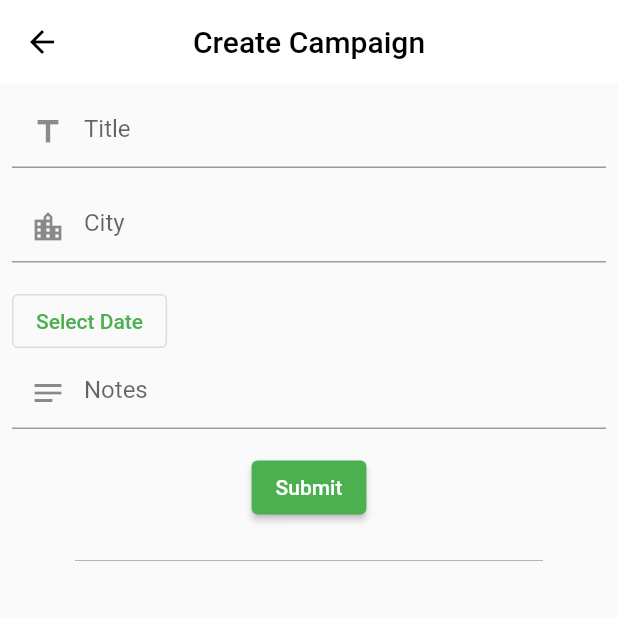
After one commit to sy425191/Vriksh_hack36, a Flutter app: the NewCampaign screen opened directly, on a phone screen of 412 x 824 dp, the top half of it. The commit adds this screen. Run offline on Flutter 3.47's test engine with Material 2 defaults, Android fonts, the phone set to English and light mode, and no system bars; our stand-ins replace animated_splash_screen, bottom_navy_bar, geolocator, google_maps_flutter.

Commit message:
New Campaign page created

```diff
--- a/vriksh/lib/screens/home/landingPage.dart
+++ b/vriksh/lib/screens/home/landingPage.dart
@@ -81,7 +81,7 @@ class _LandingPageState extends State<LandingPage> {
           ),
           BottomNavyBarItem(
               icon: const Icon(Icons.apps),
-              title: const Text('Home'),
+              title: const Text('Dashboard'),
               activeColor: Colors.purpleAccent),
           BottomNavyBarItem(
             icon: const Icon(Icons.people_sharp),
--- /dev/null
+++ b/vriksh/lib/screens/map/newCampaign.dart
@@ -0,0 +1,136 @@
+import 'package:flutter/cupertino.dart';
+import 'package:flutter/material.dart';
+import 'package:flutter/src/widgets/container.dart';
+import 'package:flutter/src/widgets/framework.dart';
+
+class NewCampaign extends StatefulWidget {
+  const NewCampaign({super.key});
+
+  @override
+  State<NewCampaign> createState() => _NewCampaignState();
+}
+
+class _NewCampaignState extends State<NewCampaign> {
+  @override
+  Widget build(BuildContext context) {
+    Future<DateTime?> res;
+
+    return Scaffold(
+      appBar: AppBar(
+        backgroundColor: Colors.white,
+        elevation: 0,
+        title: const Text(
+          'Create Campaign',
+          style: TextStyle(
+            color: Colors.black,
+          ),
+        ),
+        centerTitle: true,
+        // back button
+        leading: IconButton(
+          icon: const Icon(
+            Icons.arrow_back,
+            color: Colors.black,
+          ),
+          onPressed: () {
+            Navigator.pop(context);
+          },
+        ),
+      ),
+      body: Container(
+        child: Container(
+          padding: EdgeInsets.symmetric(
+            horizontal: 8,
+            vertical: 8,
+          ),
+          // title -> text,
+          // city -> text
+          // datetime -> using datetime picker
+          // notes -> large text box
+          child: Column(
+            crossAxisAlignment: CrossAxisAlignment.start,
+            children: [
+              TextField(
+                decoration: InputDecoration(
+                  hintText: 'Title',
+                  prefixIcon: Icon(Icons.title),
+                ),
+                textInputAction: TextInputAction.next,
+                onChanged: (value) {
+                  setState(() {
+                    // _houseNo = value;
+                  });
+                },
+              ),
+              SizedBox(
+                height: 15,
+              ),
+              TextField(
+                decoration: InputDecoration(
+                  hintText: 'City',
+                  prefixIcon: Icon(Icons.location_city),
+                ),
+                textInputAction: TextInputAction.next,
+                onChanged: (value) {
+                  setState(() {
+                    // _houseNo = value;
+                  });
+                },
+              ),
+              SizedBox(
+                height: 15,
+              ),
+              // date time picker
+              // first date = today, last date -> today + 3 months
+              OutlinedButton(
+                onPressed: () async {},
+                child: Text("Select Date"),
+              ),
+
+              // notes
+              TextField(
+                maxLines: 1,
+                decoration: InputDecoration(
+                  hintText: 'Notes',
+                  prefixIcon: Icon(Icons.notes),
+                ),
+                textInputAction: TextInputAction.next,
+                onChanged: (value) {
+                  setState(() {
+                    // _houseNo = value;
+                  });
+                },
+              ),
+              SizedBox(
+                height: 15,
+              ),
+              // submit button
+              Center(
+                child: ElevatedButton(
+                  onPressed: () {},
+                  child: Text("Submit"),
+                ),
+              ),
+
+              // line break
+              Center(
+                child: Container(
+                  height: 25,
+                  width: MediaQuery.of(context).size.width - 100,
+                  decoration: BoxDecoration(
+                    border: Border(
+                      bottom: BorderSide(
+                        color: Colors.grey,
+                        width: 0.5,
+                      ),
+                    ),
+                  ),
+                ),
+              ),
+            ],
+          ),
+        ),
+      ),
+    );
+  }
+}
```
Also changed, not shown: vriksh/lib/screens/map/SelectAddress.dart (+50 -3 lines).
